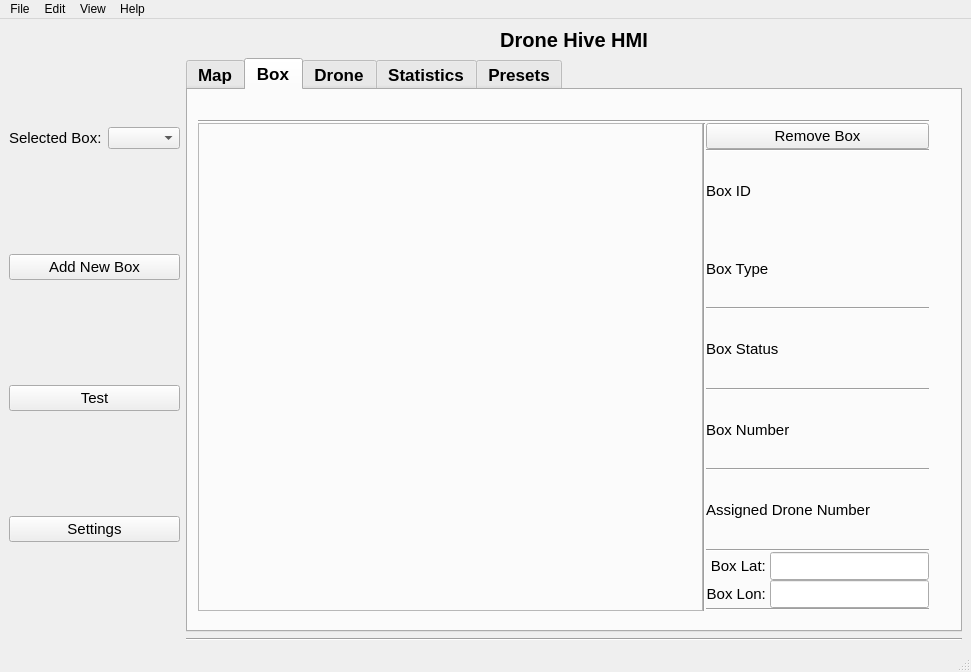
Samwise101/EiRT-AscenD-Robotics, file ros2_ws/src/hmi/ui/mainwindow.ui: the form before one commit.
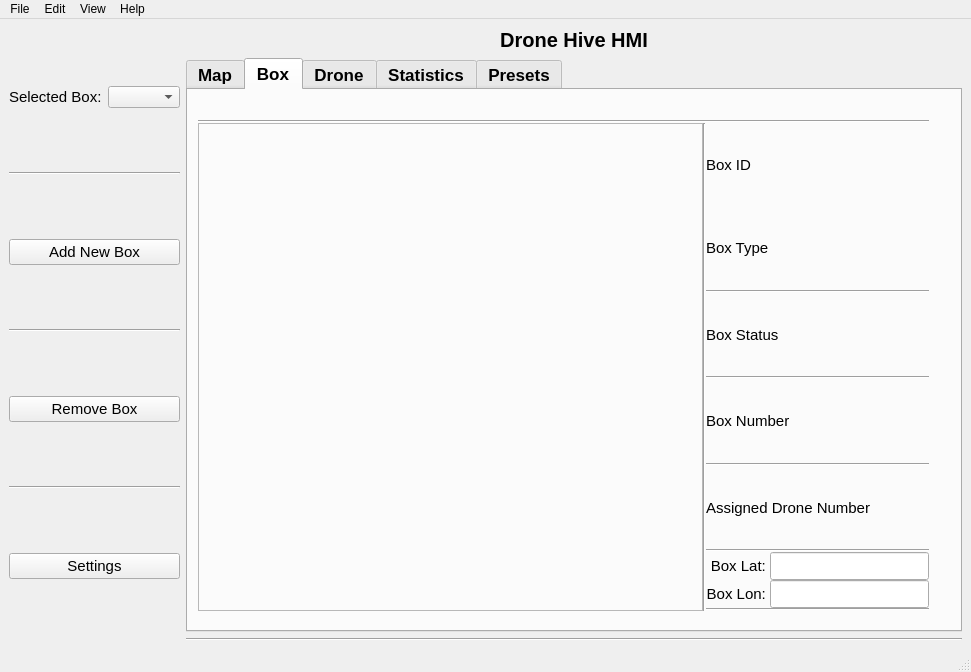
The form after the commit. The open tabs and pages were chosen to show the change. Icons and pictures are not drawn.

```diff
--- a/ros2_ws/src/hmi/ui/mainwindow.ui
+++ b/ros2_ws/src/hmi/ui/mainwindow.ui
@@ -55,6 +55,13 @@
           </item>
          </layout>
         </item>
+        <item>
+         <widget class="Line" name="line_21">
+          <property name="orientation">
+           <enum>Qt::Horizontal</enum>
+          </property>
+         </widget>
+        </item>
         <item>
          <widget class="QPushButton" name="add_box_pushButton">
           <property name="font">
@@ -74,14 +81,34 @@
          </widget>
         </item>
         <item>
-         <widget class="QPushButton" name="settings_button">
+         <widget class="Line" name="line_19">
+          <property name="orientation">
+           <enum>Qt::Horizontal</enum>
+          </property>
+         </widget>
+        </item>
+        <item>
+         <widget class="QPushButton" name="pushButton_7">
           <property name="font">
            <font>
             <pointsize>11</pointsize>
+            <weight>50</weight>
+            <bold>false</bold>
            </font>
           </property>
           <property name="text">
-           <string>Test</string>
+           <string>Remove Box</string>
+          </property>
+          <property name="icon">
+           <iconset resource="../resources/resources.qrc">
+            <normaloff>:/images/icons/remove_box.png</normaloff>:/images/icons/remove_box.png</iconset>
+          </property>
+         </widget>
+        </item>
+        <item>
+         <widget class="Line" name="line_20">
+          <property name="orientation">
+           <enum>Qt::Horizontal</enum>
           </property>
          </widget>
         </item>
@@ -355,36 +382,7 @@
                   </widget>
                  </item>
                  <item>
-                  <layout class="QVBoxLayout" name="box_information_layout" stretch="0,0,0,0,0,0,0,0,0,0,0,0">
-                   <item>
-                    <layout class="QGridLayout" name="drone_button_layout">
-                     <item row="1" column="0">
-                      <widget class="Line" name="line_21">
-                       <property name="orientation">
-                        <enum>Qt::Horizontal</enum>
-                       </property>
-                      </widget>
-                     </item>
-                     <item row="0" column="0">
-                      <widget class="QPushButton" name="pushButton_7">
-                       <property name="font">
-                        <font>
-                         <pointsize>11</pointsize>
-                         <weight>50</weight>
-                         <bold>false</bold>
-                        </font>
-                       </property>
-                       <property name="text">
-                        <string>Remove Box</string>
-                       </property>
-                       <property name="icon">
-                        <iconset resource="../resources/resources.qrc">
-                         <normaloff>:/images/icons/remove_box.png</normaloff>:/images/icons/remove_box.png</iconset>
-                       </property>
-                      </widget>
-                     </item>
-                    </layout>
-                   </item>
+                  <layout class="QVBoxLayout" name="box_information_layout" stretch="0,0,0,0,0,0,0,0,0,0,0">
                    <item>
                     <layout class="QHBoxLayout" name="horizontalLayout_5">
                      <item>
```
Left out of the diff: 23 changed lines with no effect on the pictures.
